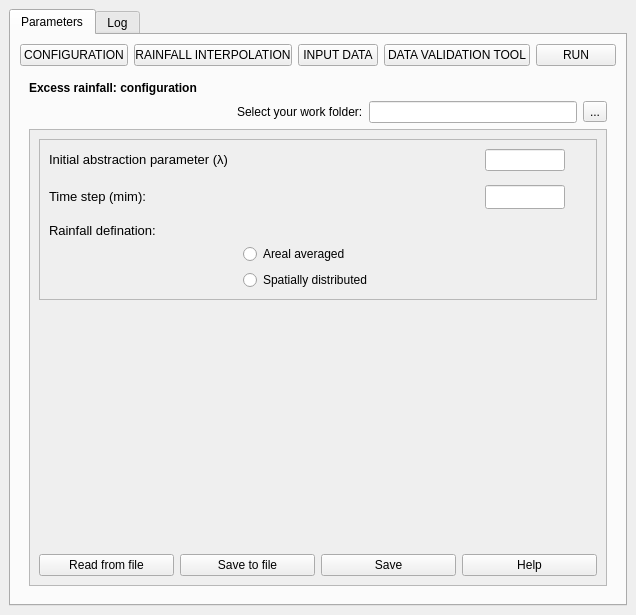
This is hidroPixel_dialog_exec_rainfall.ui in pedmap/HidroPixel_test as Qt 5 draws it before an edit. The edited form follows.
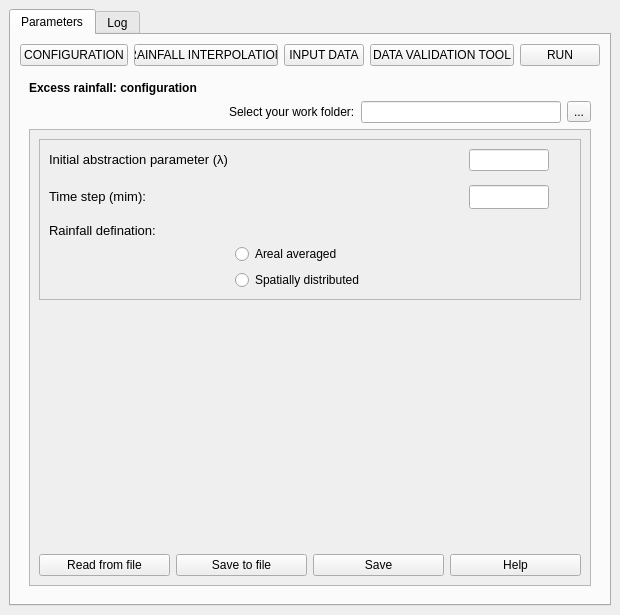
This is the edited form. Icons and pictures are not drawn.

Diff of the .ui file:
```diff
--- a/hidroPixel_dialog_exec_rainfall.ui
+++ b/hidroPixel_dialog_exec_rainfall.ui
@@ -6,7 +6,7 @@
    <rect>
     <x>0</x>
     <y>0</y>
-    <width>636</width>
+    <width>620</width>
     <height>615</height>
    </rect>
   </property>
@@ -160,7 +160,7 @@
                 <rect>
                  <x>0</x>
                  <y>0</y>
-                 <width>574</width>
+                 <width>558</width>
                  <height>446</height>
                 </rect>
                </property>
```
Left out of the diff: 8 changed lines with no effect on the pictures.
